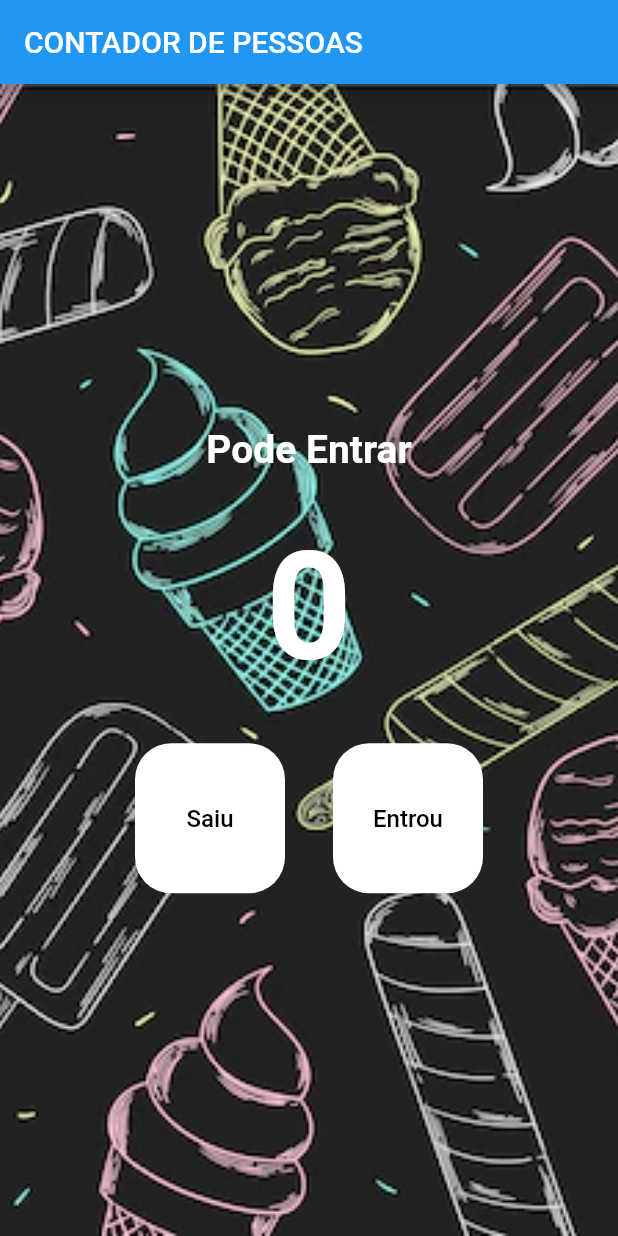
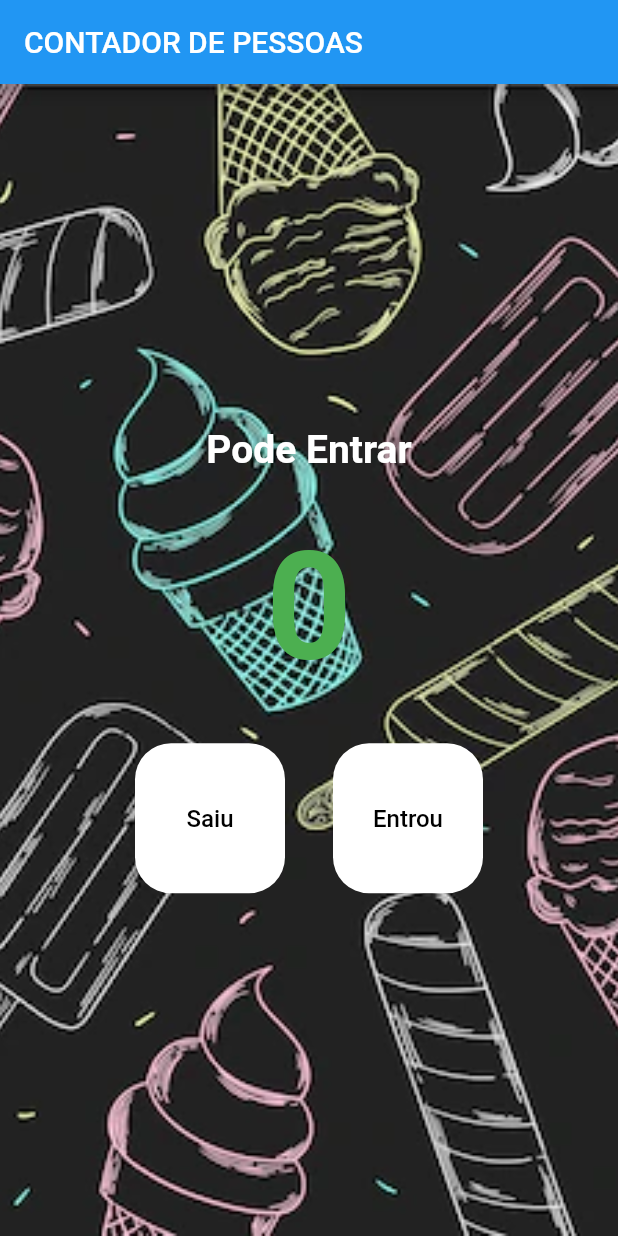
Before and after one commit to netim-carvalho/curso-flutter-contador-pessoas, a Flutter app: the screen it shows after launch, on a phone screen of 412 x 824 dp. Run offline on Flutter 3.47's test engine with Material 2 defaults, Android fonts, the phone set to English and light mode, and no system bars.

Commit message:
commit inicial

```diff
--- a/lib/main.dart
+++ b/lib/main.dart
@@ -64,7 +64,7 @@ class _HomePageState extends State<HomePage> {
           mainAxisAlignment: MainAxisAlignment.center,
           children: [
             Text(
-              isFull ? "Lotado" : "Pode Entrar",
+              isFull ? "Lotado!" : "Pode Entrar",
               style: const TextStyle(
                 fontSize: 26,
                 color: Colors.white,
@@ -77,7 +77,7 @@ class _HomePageState extends State<HomePage> {
                 "$count",
                 style:  TextStyle(
                   fontSize: 100,
-                  color: isFull ? Colors.red : Colors.white,
+                  color: isFull ? Colors.red : Colors.green,
                   fontWeight: FontWeight.w700,
                 ),
               ),
```
